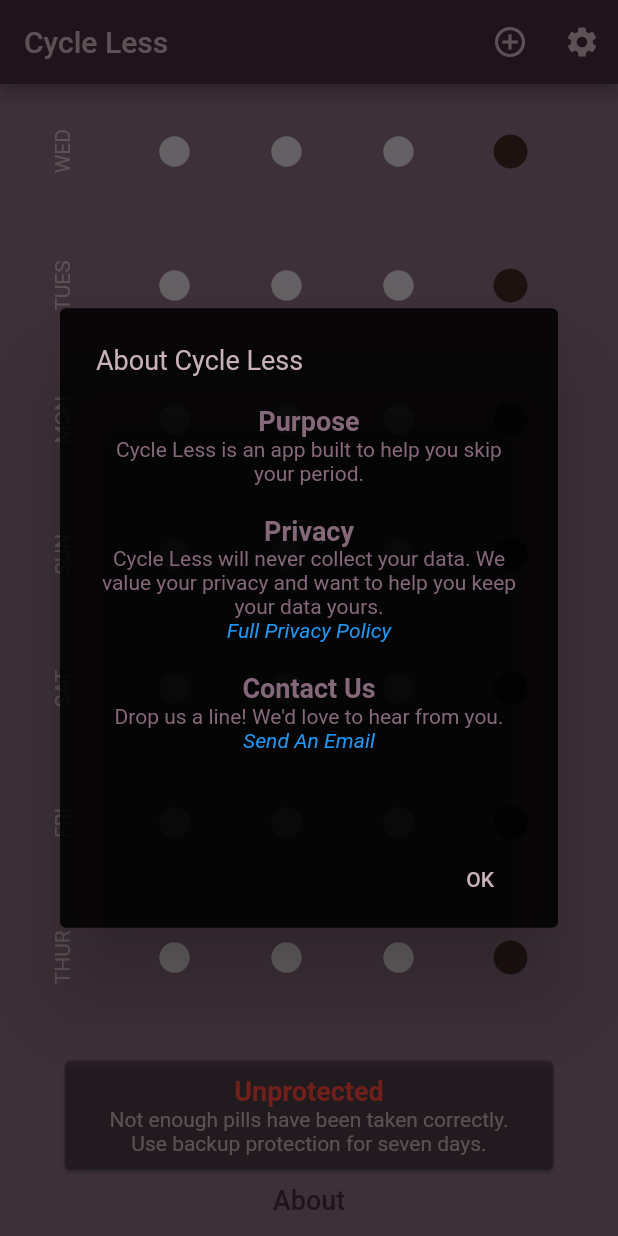
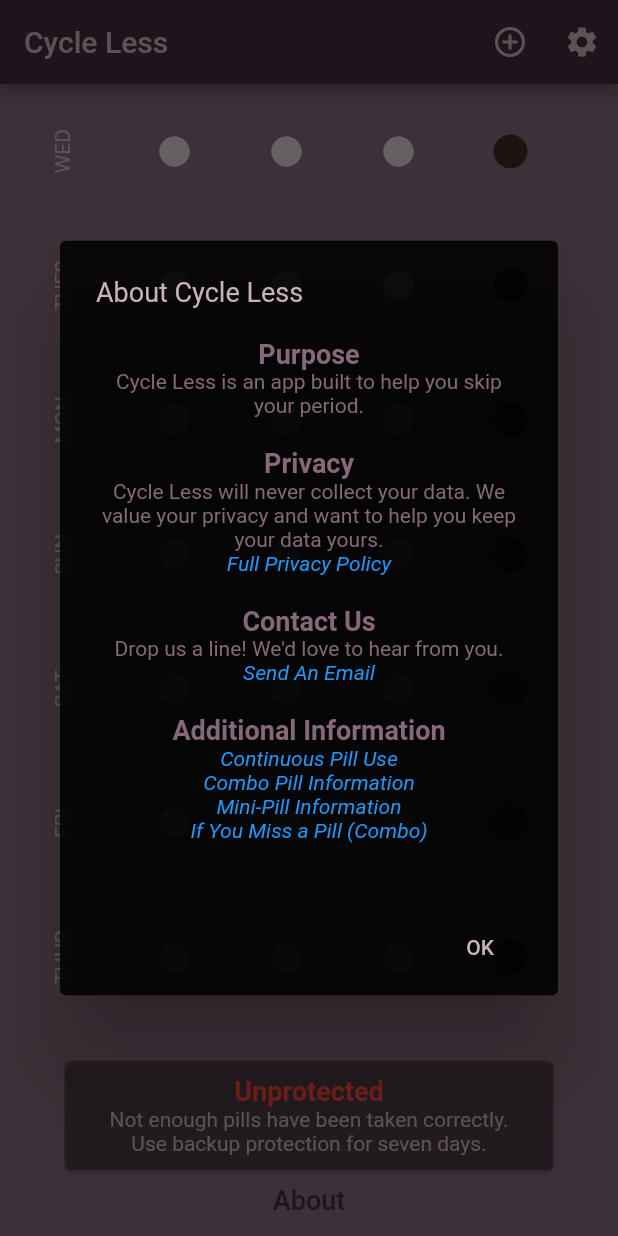
Before and after one commit to briannaAndCo/cycle_less, a Flutter app: the screen it shows after launch, after a tap on "About", on a phone screen of 412 x 824 dp. Run offline on Flutter 3.47's test engine with Material 2 defaults, Android fonts, the phone set to English and light mode, and no system bars; our stand-ins replace flutter_mobx, mobx, shared_preferences, sprintf, sqflite; missing offline and left inert: number_to_words_spelling; accounts and stored records are empty; generated files the repository leaves out were written again.

Commit message:
Added extra infor about medical stuff.

```diff
--- a/lib/home_page.dart
+++ b/lib/home_page.dart
@@ -140,7 +140,7 @@ class _HomePageState extends State<HomePage> {
     );
 
     Widget content = new Container(
-        height: 260,
+        height: 350,
         child: Column(children: [
           Text(
             "Purpose",
@@ -169,7 +169,9 @@ class _HomePageState extends State<HomePage> {
                     color: Colors.blue,
                     fontStyle: FontStyle.italic,
                   )),
-              onTap: _launchPrivacyURL),
+              onTap: () {
+                _launchURL('http://cycleless.net/#privacy');
+              }),
           SizedBox(height: 20),
           Text(
             "Contact Us",
@@ -188,6 +190,52 @@ class _HomePageState extends State<HomePage> {
                     fontStyle: FontStyle.italic,
                   )),
               onTap: _launchContactEmail),
+          SizedBox(height: 20),
+          Text(
+            "Additional Information",
+            style: TextStyle(
+                fontWeight: FontWeight.bold,
+                fontSize: AppDefaults.getPrimaryFontSize()),
+          ),
+          new InkWell(
+              child: new Text('Continuous Pill Use',
+                  style: TextStyle(
+                    color: Colors.blue,
+                    fontStyle: FontStyle.italic,
+                  )),
+              onTap: () {
+                _launchURL('https://www.seattlechildrens.org/pdf/pe1332.pdf');
+              }),
+          new InkWell(
+              child: new Text('Combo Pill Information',
+                  style: TextStyle(
+                    color: Colors.blue,
+                    fontStyle: FontStyle.italic,
+                  )),
+              onTap: () {
+                _launchURL(
+                    'https://www.sexwise.fpa.org.uk/resource/your-guide-combined-pill-pdf');
+              }),
+          new InkWell(
+              child: new Text('Mini-Pill Information',
+                  style: TextStyle(
+                    color: Colors.blue,
+                    fontStyle: FontStyle.italic,
+                  )),
+              onTap: () {
+                _launchURL(
+                    'https://www.sexwise.fpa.org.uk/resource/your-guide-progestogen-only-pill-pdf');
+              }),
+          new InkWell(
+              child: new Text('If You Miss a Pill (Combo)',
+                  style: TextStyle(
+                    color: Colors.blue,
+                    fontStyle: FontStyle.italic,
+                  )),
+              onTap: () {
+                _launchURL(
+                    'https://www.sexwise.fpa.org.uk/resource/how-many-pills-have-you-missed-pdf');
+              })
         ]));
 
     AlertDialog alert = AlertDialog(
@@ -206,8 +254,7 @@ class _HomePageState extends State<HomePage> {
     );
   }
 
-  _launchPrivacyURL() async {
-    const url = 'http://cycleless.net/#privacy';
+  _launchURL(url) async {
     if (await canLaunch(url)) {
       await launch(url);
     } else {
@@ -216,7 +263,8 @@ class _HomePageState extends State<HomePage> {
   }
 
   _launchContactEmail() async {
-    const url = 'mailto:cycle.less.app@gmail.com?subject=Cycle%20Less%20Feedback';
+    const url =
+        'mailto:cycle.less.app@gmail.com?subject=Cycle%20Less%20Feedback';
     if (await canLaunch(url)) {
       await launch(url);
     } else {
```
Also changed, not shown: pubspec.lock, 8 other files.
